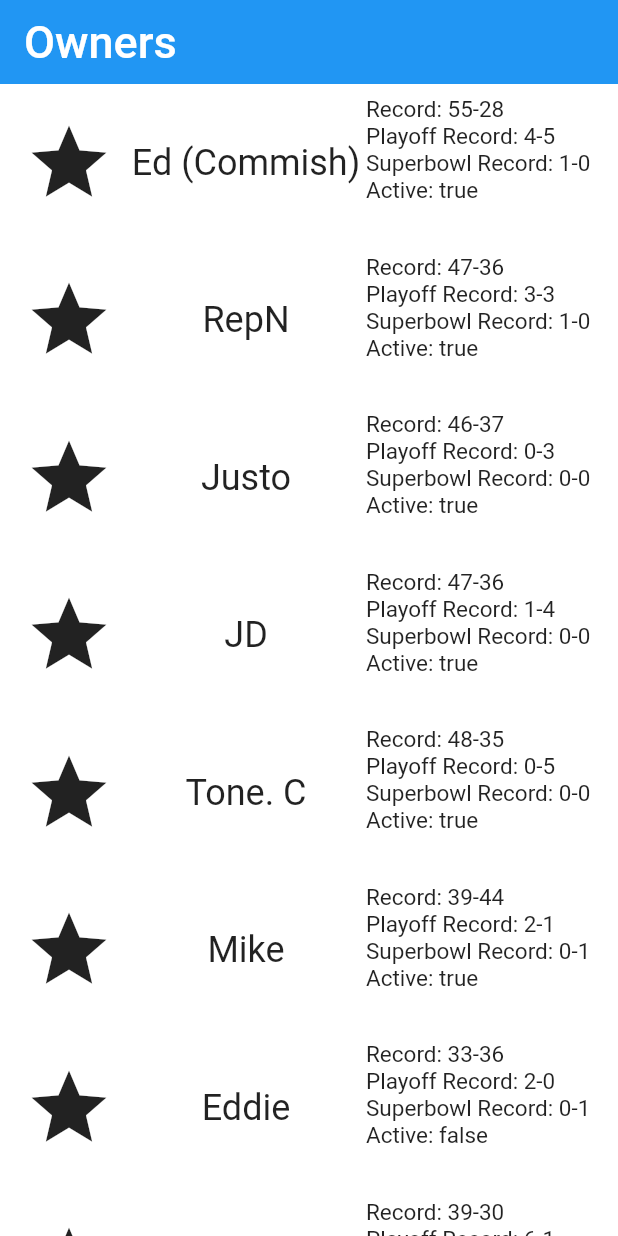
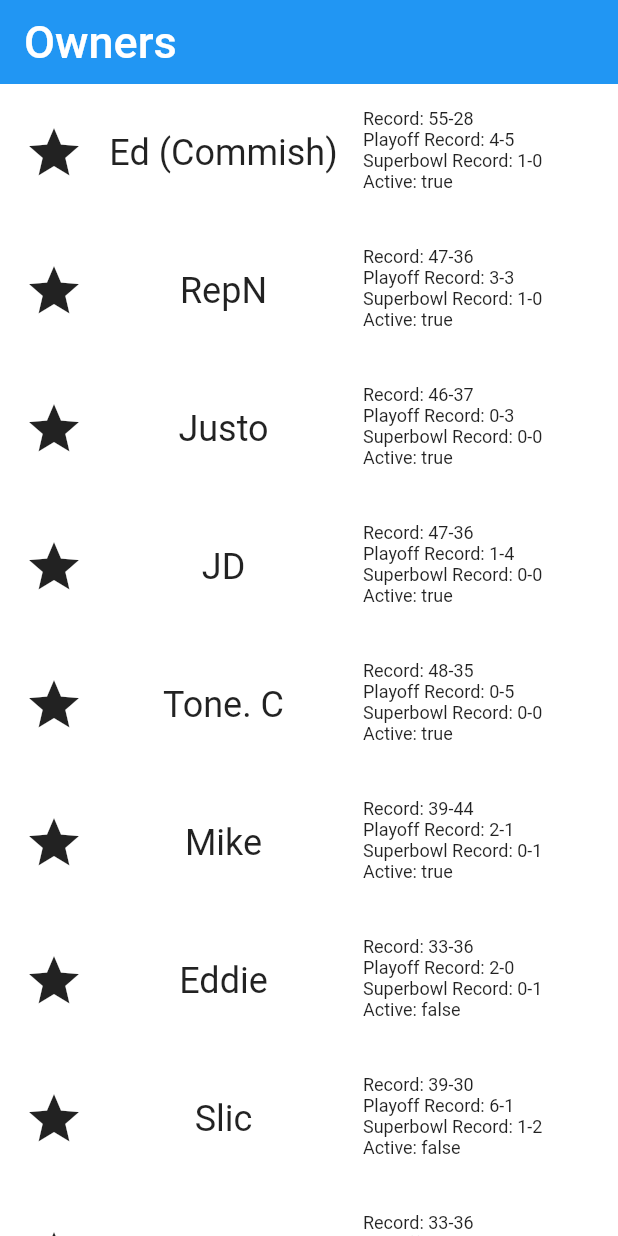
Before and after one commit to Sutheres/tsizzlescookout-flutter, a Flutter app: the screen it shows after launch, on a phone screen of 412 x 824 dp. Run offline on Flutter 3.47's test engine with Material 2 defaults, Android fonts, the phone set to English and light mode, and no system bars.

Commit message:
UI updates to OwnerListItem

```diff
--- a/lib/OwnerListItem.dart
+++ b/lib/OwnerListItem.dart
@@ -31,7 +31,7 @@ class OwnerListItem extends StatelessWidget {
     return Material(
       color: Colors.transparent,
       child: Container(
-        height: 105.0,
+        height: 92.0,
         padding: EdgeInsets.all(8.0),
         child: InkWell(
           borderRadius: BorderRadius.circular(15.0),
@@ -47,7 +47,7 @@ class OwnerListItem extends StatelessWidget {
                 padding: EdgeInsets.all(8.0),
                 child: Icon(
                   iconLocation,
-                  size: 60.0,
+                  size: 40.0,
                 ),
               ),
               Expanded(
@@ -60,27 +60,29 @@ class OwnerListItem extends StatelessWidget {
                 ),
               ),
               Expanded(
-                //padding: EdgeInsets.only(left: 50, top: 8.0, right: 8.0, bottom: 8.0),
+                child: Padding(
+                  padding: EdgeInsets.all(8.0),
                   child: Column(
                     crossAxisAlignment: CrossAxisAlignment.start,
                     children: <Widget>[
                       Text(
                         'Record: $record',
-                      style: TextStyle(fontSize: 15.0),
+                        style: TextStyle(fontSize: 12.0),
                       ),
                       Text(
                         'Playoff Record: $playoffRecord',
-                      style: TextStyle(fontSize: 15.0),
+                        style: TextStyle(fontSize: 12.0),
                       ),
                       Text(
                         'Superbowl Record: $superbowlRecord',
-                      style: TextStyle(fontSize: 15.0),
+                        style: TextStyle(fontSize: 12.0),
                       ),
                       Text(
                         'Active: $isActive',
-                      style: TextStyle(fontSize: 15.0),
+                        style: TextStyle(fontSize: 12.0),
                       ),
                     ],
+                  ),
                 ),
               )
             ],
```
Lines whose indentation alone changed are shown as unchanged.
